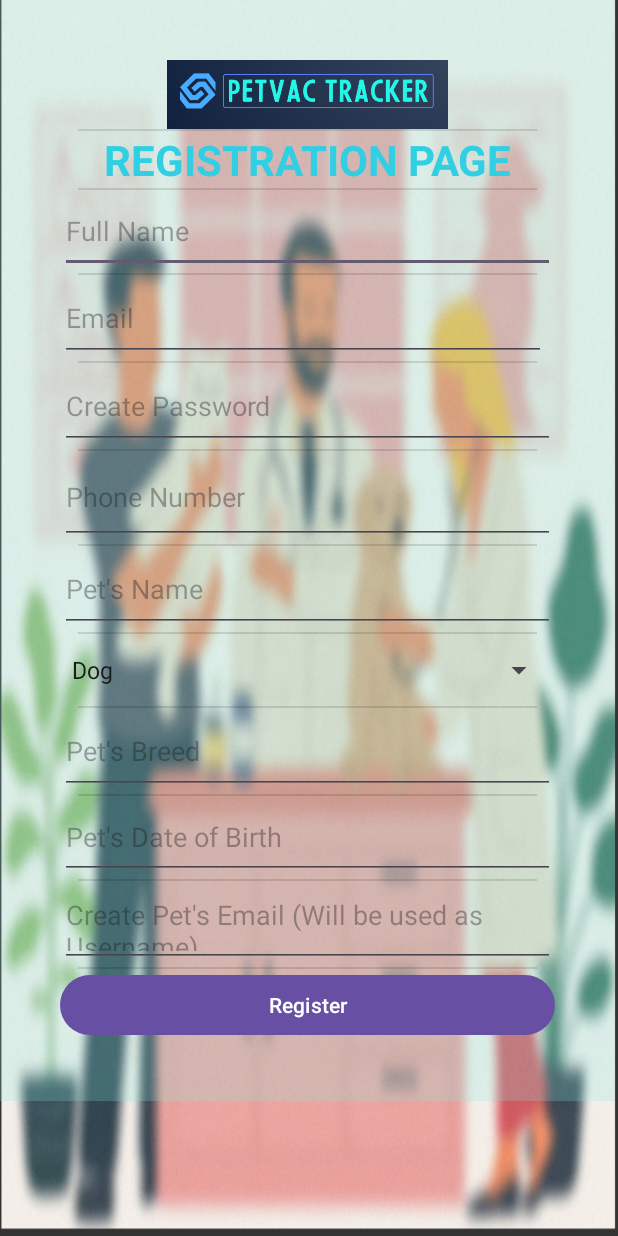
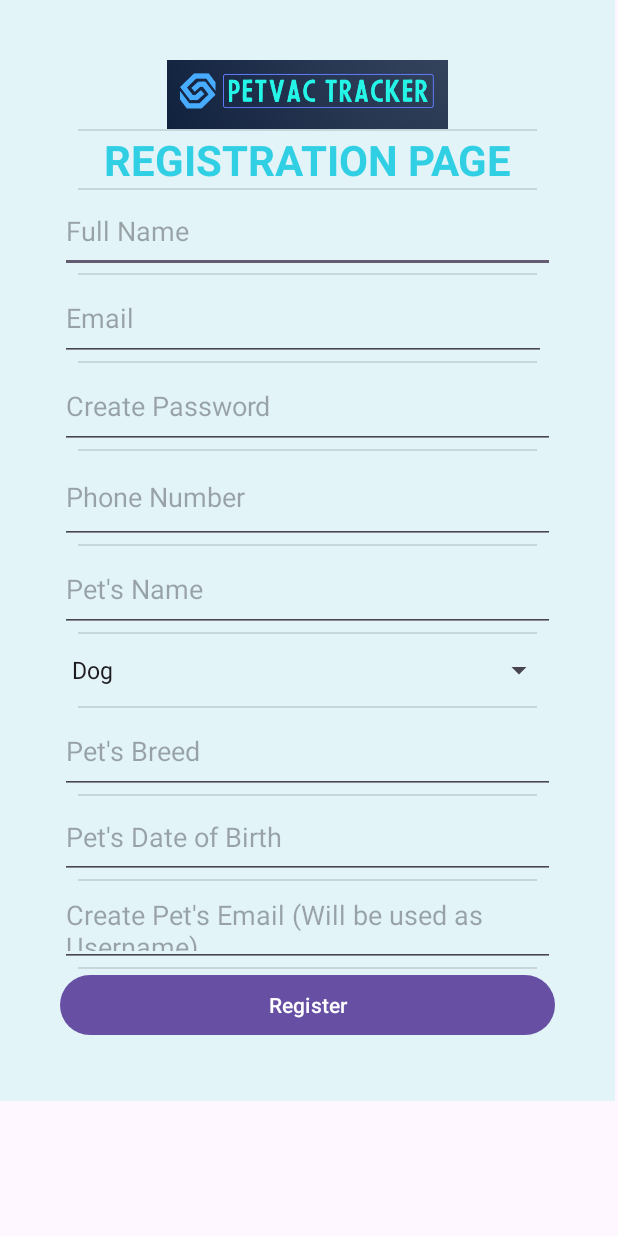
Before and after one commit to priyaatg2/petvactracker, an Android app: the MainActivity screen opened directly, with no data from a screen before it, on a phone screen of 412 x 824 dp. Run offline under Robolectric (Android 15) with nearby library versions, the phone set to English and light mode, and no system bars; Roboto replaces fonts that are not available here.

Commit message:
File committed

```diff
--- a/app/src/main/res/layout/activity_main.xml
+++ b/app/src/main/res/layout/activity_main.xml
@@ -3,7 +3,6 @@
     xmlns:app="http://schemas.android.com/apk/res-auto"
     android:layout_width="match_parent"
     android:layout_height="match_parent"
-    android:background="@drawable/bgimg"
     >
 
     <LinearLayout
```
